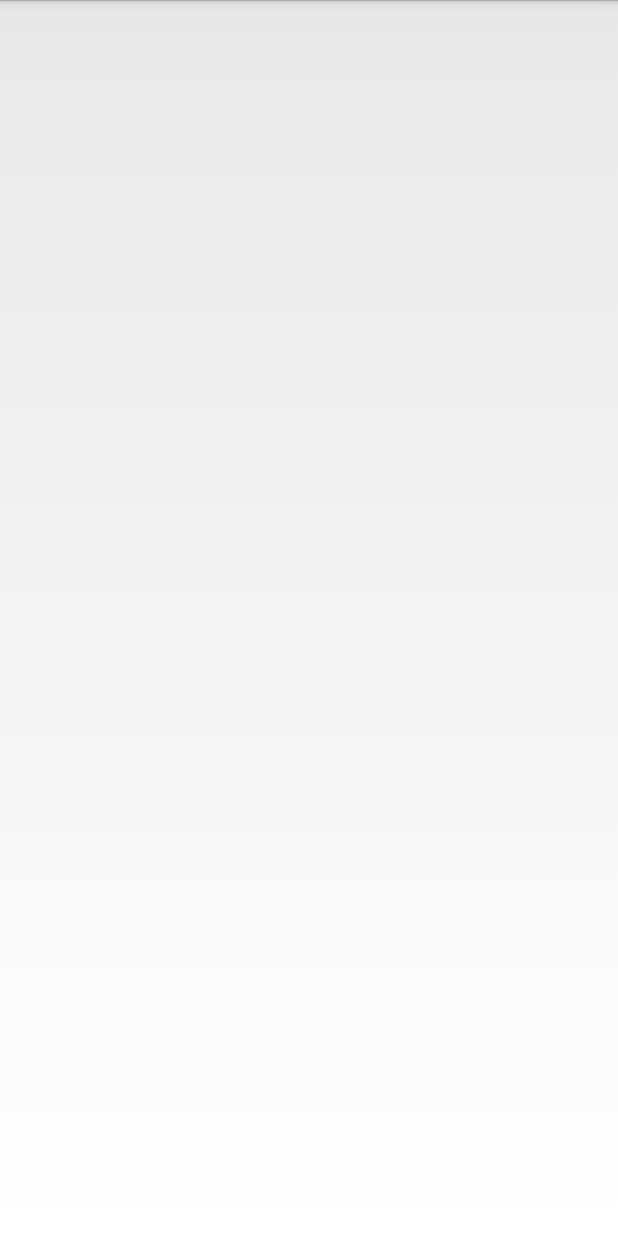
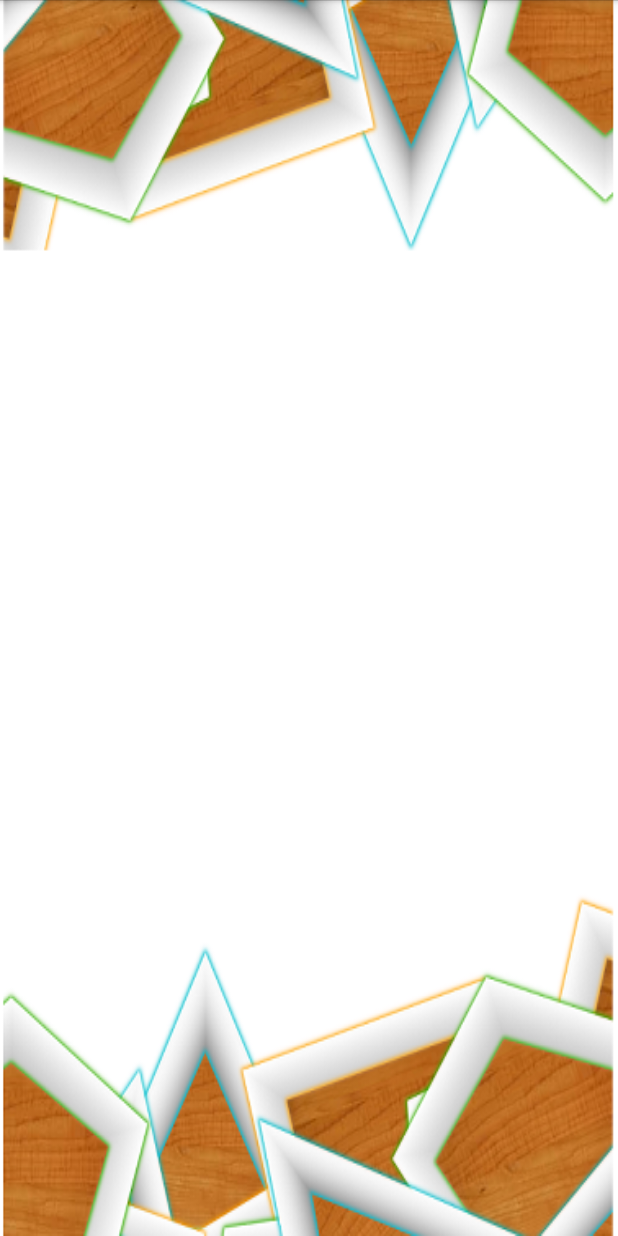
Before and after one commit to dhaven/GameOfShapes, an Android app: the layout activity_tutorial.xml on its own in the app's theme, with its tools: preview values and no code run, on a phone screen of 412 x 824 dp. Run offline under Robolectric (Android 15) with nearby library versions, the phone set to English and light mode, and no system bars.

Commit message:
tuto-fin

```diff
--- a/app/src/main/res/layout/activity_tutorial.xml
+++ b/app/src/main/res/layout/activity_tutorial.xml
@@ -1,19 +1,25 @@
-<LinearLayout xmlns:android="http://schemas.android.com/apk/res/android"
+<RelativeLayout xmlns:android="http://schemas.android.com/apk/res/android"
     xmlns:tools="http://schemas.android.com/tools" android:layout_width="match_parent"
     android:layout_height="match_parent"
     tools:context="com.david.gameofshapes.Activities.TutorialActivity"
-    android:orientation="vertical">
+    android:orientation="vertical"
+    android:background="@drawable/back_tuto">
 
     <ViewAnimator
         android:id="@+id/viewanimator"
         android:layout_width="wrap_content"
-        android:layout_height="wrap_content" >
+        android:layout_height="wrap_content"
+        android:layout_gravity="center"
+        android:layout_centerInParent="true"
+        android:layout_marginLeft="10dp"
+        android:layout_marginRight="10dp">
 
         <TextView
             android:layout_width="wrap_content"
             android:layout_height="wrap_content"
             android:textAppearance="?android:attr/textAppearanceSmall"
-            android:id="@+id/textView7" />
+            android:id="@+id/textView7"
+            android:visibility="gone" />
     </ViewAnimator>
 
-</LinearLayout>
+</RelativeLayout>
--- a/app/src/main/res/layout/tuto_2.xml
+++ b/app/src/main/res/layout/tuto_2.xml
@@ -9,7 +9,11 @@
         android:layout_height="wrap_content"
         android:textAppearance="?android:attr/textAppearanceMedium"
         android:text="@string/tuto_message_2"
-        android:id="@+id/textView4" />
+        android:id="@+id/textView4"
+        android:layout_marginRight="15dp"
+        android:layout_marginLeft="15dp"
+        android:layout_marginTop="50dp"
+        android:layout_gravity="center_horizontal" />
 
     <ImageView
         android:layout_width="200dp"
--- a/app/src/main/res/layout/tuto_3.xml
+++ b/app/src/main/res/layout/tuto_3.xml
@@ -8,7 +8,11 @@
         android:layout_height="wrap_content"
         android:textAppearance="?android:attr/textAppearanceMedium"
         android:text="@string/tuto_message_3"
-        android:id="@+id/textView5" />
+        android:id="@+id/textView5"
+        android:layout_marginLeft="15dp"
+        android:layout_marginTop="50dp"
+        android:layout_marginRight="15dp"
+        android:layout_gravity="center_horizontal" />
 
     <GridLayout
         android:layout_width="wrap_content"
--- a/app/src/main/res/values/strings.xml
+++ b/app/src/main/res/values/strings.xml
@@ -15,5 +15,6 @@
     <string name="tuto_message_4">Try solving this puzzle by shifting shapes until their all become pentagones.</string>
     <string name="tuto_message_5">The tutorial is completed! You can do it again at anytime through the options menu.</string>
     <string name="title_activity_options">Options</string>
+    <string name="title_activity_launch">LaunchActivity</string>
 
 </resources>
```
Also changed, not shown: app/src/main/AndroidManifest.xml (+13 -7 lines), app/src/main/java/com/david/gameofshapes/Activities/LaunchActivity.java (added, +45 -0 lines), app/src/main/java/com/david/gameofshapes/Activities/MenuActivity.java (+8 -15 lines), app/src/main/java/com/david/gameofshapes/Activities/OptionsActivity.java (+10 -0 lines), app/src/main/java/com/david/gameofshapes/Activities/TutorialActivity.java (+10 -1 lines), app/src/main/res/layout/menulayout.xml (+0 -10 lines), app/src/main/res/layout/tuto_4.xml (+7 -2 lines), app/src/main/res/drawable-xxhdpi/back_tuto.png (added).
